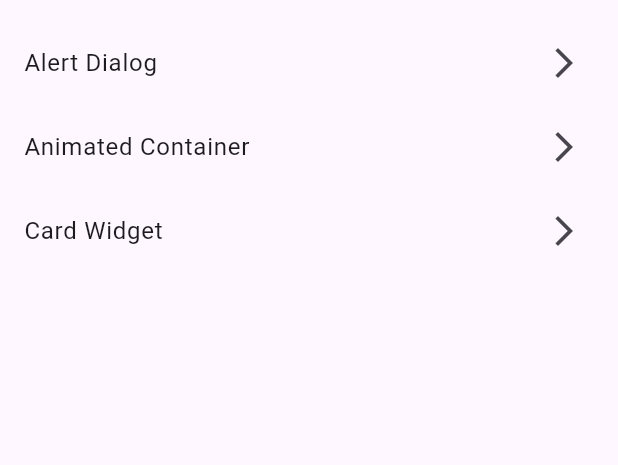
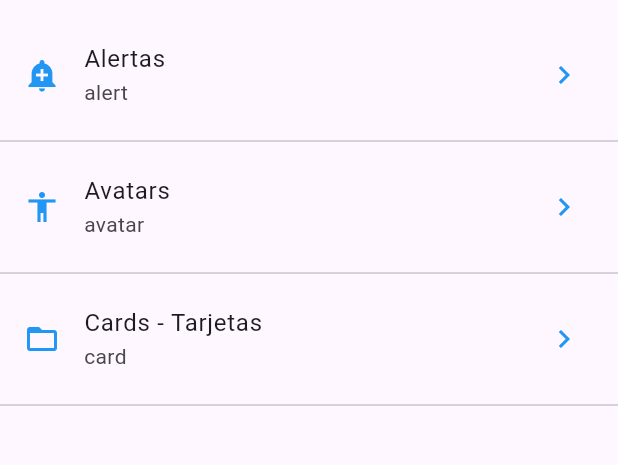
Before and after one commit to juanframart2011/flutter-component, a Flutter app: the screen it shows after launch, on a phone screen of 412 x 824 dp, the part 63-528 px from its top. Run offline on Flutter 3.47's test engine with Material 3 defaults, Android fonts, the phone set to English and light mode, and no system bars.

Commit message:
vista de cards

```diff
--- a/lib/main.dart
+++ b/lib/main.dart
@@ -1,5 +1,6 @@
 import 'package:flutter/material.dart';
 import 'package:flutter_component/src/pages/home_page.dart';
+import 'package:flutter_component/src/routes/routes.dart';
 //import 'package:flutter_component/src/pages/home_temp.dart';
 
 void main() => runApp(const MyApp());
@@ -12,7 +13,14 @@ class MyApp extends StatelessWidget {
     return MaterialApp(
         debugShowCheckedModeBanner: false,
       title: 'Componente App',
-      home: HomePage(),
+      //home: HomePage(),
+      initialRoute: '/',
+      routes: getApplicationRoutes(),
+      onGenerateRoute: (settings) {
+        return MaterialPageRoute(
+          builder: (context) => HomePage(),
+        );
+      },
     );
   }
 }
--- a/lib/src/pages/home_page.dart
+++ b/lib/src/pages/home_page.dart
@@ -1,5 +1,7 @@
 import 'package:flutter/material.dart';
+import 'package:flutter_component/src/pages/alert_page.dart';
 import 'package:flutter_component/src/providers/menu_provider.dart';
+import 'package:flutter_component/src/utils/icono_string_util.dart';
 
 class HomePage extends StatelessWidget{
 
@@ -16,37 +18,45 @@ class HomePage extends StatelessWidget{
 
   Widget _lista(){
 
-    print( menuProvider.opciones );
+    //print( menuProvider.opciones );
+    /*menuProvider.cargarData().then((opciones) {
+      print('Opciones: $opciones');
+    });*/
 
-    return ListView(
+    return FutureBuilder(
+      future: menuProvider.cargarData(),
+      initialData: [],
+      builder: (context, AsyncSnapshot<List<dynamic>> snapshot) {
+        return ListView(
+          children: _listaItems( snapshot.data!, context ),
+        );
+      },
+    );
+
+    /*return ListView(
       children: _listaItems(),
-    );
+    );*/
   }
 
-  List<Widget> _listaItems(){
+  List<Widget> _listaItems( List<dynamic> data, context ){
 
-    return [
-      ListTile(
-        title: const Text('Alert Dialog'),
-        trailing: const Icon(Icons.arrow_forward_ios),
+    final List<Widget> opciones = [];
+
+    data.forEach((opt) {
+      final widgetTemp = ListTile(
+        title: Text( opt['texto'] ),
+        subtitle: Text( opt['ruta'] ),
+        leading: getIcon(opt['icon']),
+        trailing: const Icon( Icons.keyboard_arrow_right, color: Colors.blue ),
         onTap: (){
-          //Navigator.pushNamed(context, 'alert');
+          final routeName = opt['ruta'];
+          Navigator.pushNamed(context, routeName);
         },
-      ),
-      ListTile(
-        title: const Text('Animated Container'),
-        trailing: const Icon(Icons.arrow_forward_ios),
-        onTap: (){
-          //Navigator.pushNamed(context, 'animatedContainer');
-        },
-      ),
-      ListTile(
-        title: const Text('Card Widget'),
-        trailing: const Icon(Icons.arrow_forward_ios),
-        onTap: (){
-          //Navigator.pushNamed(context, 'card');
-        },
-      ),
-    ];
+      );
+
+      opciones..add( widgetTemp )..add( Divider() );
+    });
+
+    return opciones;
   }
 }
--- /dev/null
+++ b/lib/src/routes/routes.dart
@@ -0,0 +1,14 @@
+import 'package:flutter/material.dart';
+import 'package:flutter_component/src/pages/alert_page.dart';
+import 'package:flutter_component/src/pages/avatar_page.dart';
+import 'package:flutter_component/src/pages/card_page.dart';
+import 'package:flutter_component/src/pages/home_page.dart';
+
+Map<String, WidgetBuilder> getApplicationRoutes() {
+  return <String, WidgetBuilder>{
+    '/': (BuildContext context) => HomePage(),
+    'alert': (BuildContext context) => AlertPage(),
+    'avatar': (BuildContext context) => AvatarPage(),
+    'card': (BuildContext context) => CardPage(),
+  };
+}
```
Also changed, not shown: lib/src/pages/alert_page.dart (added, +47 -0 lines), lib/src/pages/avatar_page.dart (added, +24 -0 lines), lib/src/pages/card_page.dart (added, +70 -0 lines), lib/src/providers/menu_provider.dart (+5 -5 lines), lib/src/utils/icono_string_util.dart (added, +27 -0 lines).
